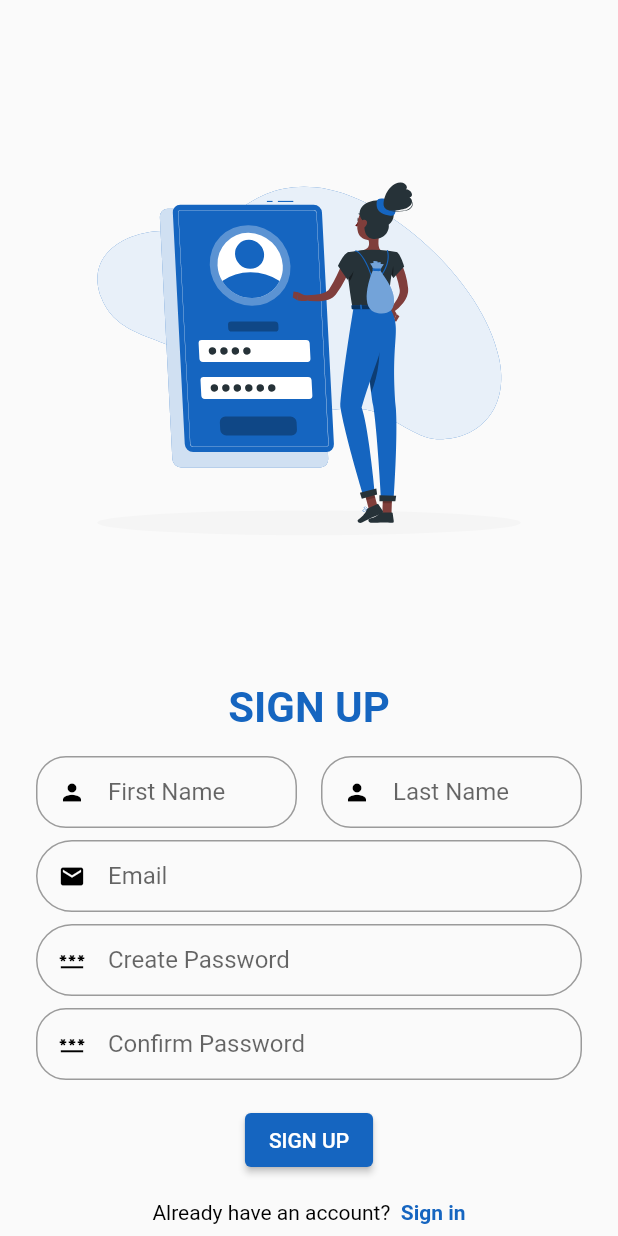
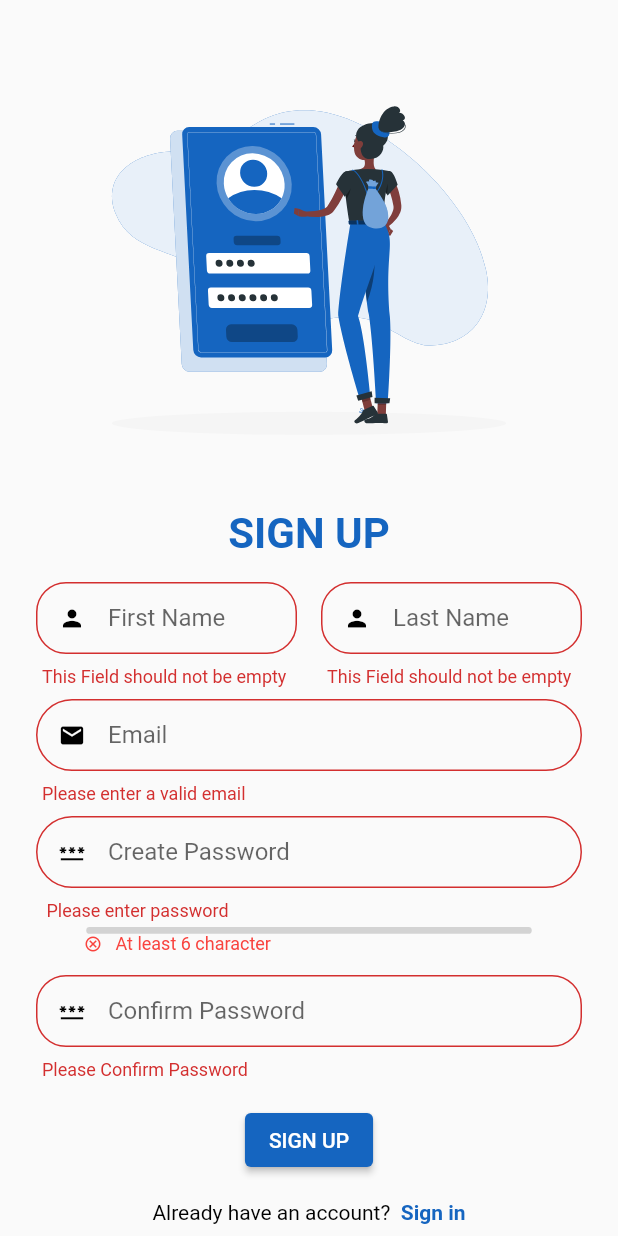
Before and after one commit to Crucialjun/cbc_learning_materials, a Flutter app: the SignUpScreen screen opened directly, after a tap on "SIGN UP", on a phone screen of 412 x 824 dp. Run offline on Flutter 3.47's test engine with Material 2 defaults, Android fonts, the phone set to English and light mode, and no system bars; drawn by our look-alikes of flutter_pw_validator; our stand-ins replace email_validator, flutter_svg, smooth_page_indicator.

Commit message:
sign_up_screen_validation

```diff
--- a/lib/screens/sign_up_screen.dart
+++ b/lib/screens/sign_up_screen.dart
@@ -1,9 +1,31 @@
 import 'package:cbc_learning_materials/app_colors.dart';
+import 'package:email_validator/email_validator.dart';
 import 'package:flutter/material.dart';
+import 'package:flutter_pw_validator/flutter_pw_validator.dart';
 import 'package:flutter_svg/flutter_svg.dart';
 
-class SignUpScreen extends StatelessWidget {
+class SignUpScreen extends StatefulWidget {
   const SignUpScreen({Key? key}) : super(key: key);
+
+  @override
+  State<SignUpScreen> createState() => _SignUpScreenState();
+}
+
+class _SignUpScreenState extends State<SignUpScreen> {
+  final TextEditingController _firstNameController = TextEditingController();
+  final TextEditingController _passwordController = TextEditingController();
+  final TextEditingController _confirmPasswordController =
+      TextEditingController();
+  final _formKey = GlobalKey<FormState>();
+  bool _isPasswordvalid = false;
+
+  @override
+  void dispose() {
+    _firstNameController.dispose();
+    _passwordController.dispose();
+    _confirmPasswordController.dispose();
+    super.dispose();
+  }
 
   @override
   Widget build(BuildContext context) {
@@ -11,6 +33,8 @@ class SignUpScreen extends StatelessWidget {
       body: SafeArea(
         child: Padding(
           padding: const EdgeInsets.only(left: 24, right: 24),
+          child: Form(
+            key: _formKey,
             child: Column(children: [
               Expanded(
                   child: Hero(
@@ -30,7 +54,18 @@ class SignUpScreen extends StatelessWidget {
                 mainAxisAlignment: MainAxisAlignment.spaceBetween,
                 children: [
                   Flexible(
-                  child: TextField(
+                    child: TextFormField(
+                      validator: ((value) {
+                        if (value!.isEmpty) {
+                          return "This Field should not be empty";
+                        } else if (!RegExp(r'^[a-z A-Z,.\-]+$')
+                            .hasMatch(value)) {
+                          return "Enter name in the correct format";
+                        } else {
+                          return null;
+                        }
+                      }),
+                      controller: _firstNameController,
                       decoration: InputDecoration(
                         isDense: true,
                         contentPadding: const EdgeInsets.all(4),
@@ -49,7 +84,17 @@ class SignUpScreen extends StatelessWidget {
                     width: 16,
                   ),
                   Flexible(
-                  child: TextField(
+                    child: TextFormField(
+                      validator: ((value) {
+                        if (value!.isEmpty) {
+                          return "This Field should not be empty";
+                        } else if (!RegExp(r'^[a-z A-Z,.\-]+$')
+                            .hasMatch(value)) {
+                          return "Enter name in the correct format";
+                        } else {
+                          return null;
+                        }
+                      }),
                       decoration: InputDecoration(
                         isDense: true,
                         contentPadding: const EdgeInsets.all(4),
@@ -69,7 +114,10 @@ class SignUpScreen extends StatelessWidget {
               const SizedBox(
                 height: 8,
               ),
-            TextField(
+              TextFormField(
+                validator: (value) => EmailValidator.validate(value!)
+                    ? null
+                    : "Please enter a valid email",
                 decoration: InputDecoration(
                   isDense: true,
                   contentPadding: const EdgeInsets.all(4),
@@ -86,7 +134,17 @@ class SignUpScreen extends StatelessWidget {
               const SizedBox(
                 height: 8,
               ),
-            TextField(
+              TextFormField(
+                validator: (value) {
+                  if (value!.isEmpty) {
+                    return " Please enter password";
+                  } else if (!_isPasswordvalid) {
+                    return "Please enter a valid password";
+                  } else {
+                    return null;
+                  }
+                },
+                controller: _passwordController,
                 decoration: InputDecoration(
                   isDense: true,
                   contentPadding: const EdgeInsets.all(4),
@@ -101,9 +159,38 @@ class SignUpScreen extends StatelessWidget {
                 ),
               ),
               const SizedBox(
+                height: 4,
+              ),
+              FlutterPwValidator(
+                  controller: _passwordController,
+                  minLength: 6,
+                  width: 300,
+                  height: 24,
+                  onSuccess: () {
+                    setState(() {
+                      _isPasswordvalid = true;
+                    });
+                  },
+                  onFail: () {
+                    setState(() {
+                      _isPasswordvalid = false;
+                    });
+                  }),
+              const SizedBox(
                 height: 8,
               ),
-            TextField(
+              TextFormField(
+                validator: (value) {
+                  if (value!.isEmpty) {
+                    return "Please Confirm Password";
+                  } else if (_passwordController.text !=
+                      _confirmPasswordController.text) {
+                    return " Passwords do not match";
+                  } else {
+                    return null;
+                  }
+                },
+                controller: _confirmPasswordController,
                 decoration: InputDecoration(
                   isDense: true,
                   contentPadding: const EdgeInsets.all(4),
@@ -121,8 +208,11 @@ class SignUpScreen extends StatelessWidget {
                 height: 16,
               ),
               ElevatedButton(
-              style: ElevatedButton.styleFrom(primary: AppColors.primaryColor),
-              onPressed: () {},
+                style:
+                    ElevatedButton.styleFrom(primary: AppColors.primaryColor),
+                onPressed: () {
+                  if (_formKey.currentState!.validate()) {}
+                },
                 child: const Text("SIGN UP"),
               ),
               const SizedBox(
@@ -151,6 +241,7 @@ class SignUpScreen extends StatelessWidget {
             ]),
           ),
         ),
+      ),
     );
   }
 }
--- a/pubspec.yaml
+++ b/pubspec.yaml
@@ -36,6 +36,8 @@ dependencies:
   cupertino_icons: ^1.0.2
   flutter_svg: ^1.0.3
   smooth_page_indicator: ^1.0.0+2
+  email_validator: ^2.0.1
+  flutter_pw_validator: ^1.4.1
 
 dev_dependencies:
   flutter_test:
```
Also changed, not shown: pubspec.lock. Lines whose indentation alone changed are shown as unchanged.
